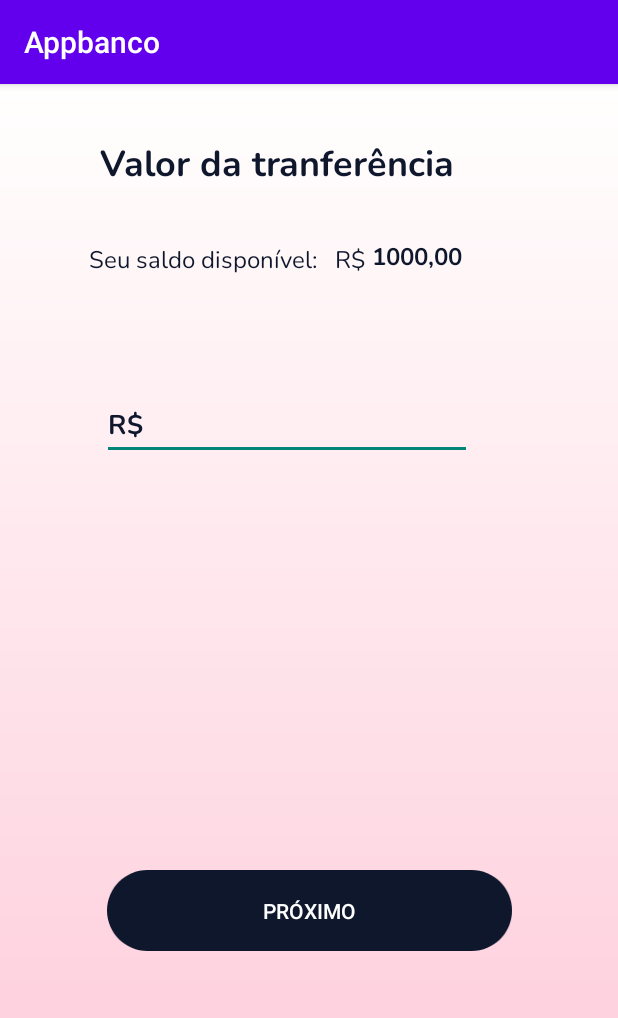
After one commit to renatorrocha/4Pay, an Android app: the PixTransf screen opened directly, with no data from a screen before it, on a phone screen of 412 x 824 dp. The commit adds this screen. Shown: the top 1018 px of the screen. Run offline under Robolectric (Android 15) with nearby library versions, the phone set to English and light mode, and no system bars.

Commit message:
Tela Pix transferencia

```diff
--- a/app/src/main/AndroidManifest.xml
+++ b/app/src/main/AndroidManifest.xml
@@ -1,7 +1,7 @@
 <?xml version="1.0" encoding="utf-8"?>
 <manifest xmlns:android="http://schemas.android.com/apk/res/android"
     xmlns:tools="http://schemas.android.com/tools"
-    package="com.example.appbanco">
+    package="com.example.appbanco" >
 
     <application
         android:allowBackup="true"
@@ -12,7 +12,10 @@
         android:roundIcon="@mipmap/ic_launcher_round"
         android:supportsRtl="true"
         android:theme="@style/Theme.Appbanco"
-        tools:targetApi="31">
+        tools:targetApi="31" >
+        <activity
+            android:name=".PixTransf"
+            android:exported="false" />
         <activity
             android:name=".GerarCartoes"
             android:exported="false" />
@@ -33,7 +36,7 @@
             android:exported="false" />
         <activity
             android:name=".MainActivity"
-            android:exported="true">
+            android:exported="true" >
             <intent-filter>
                 <action android:name="android.intent.action.MAIN" />
 
--- a/app/src/main/java/com/example/appbanco/MainActivity.java
+++ b/app/src/main/java/com/example/appbanco/MainActivity.java
@@ -3,11 +3,15 @@ package com.example.appbanco;
 import androidx.appcompat.app.AppCompatActivity;
 import androidx.constraintlayout.widget.ConstraintLayout;
 
+import android.content.Intent;
 import android.os.Bundle;
 import android.view.View;
+import android.widget.Button;
 import android.widget.TextView;
 
 public class MainActivity extends AppCompatActivity {
+
+    Button button;
 
     @Override
     protected void onCreate(Bundle savedInstanceState) {
@@ -15,6 +19,19 @@ public class MainActivity extends AppCompatActivity {
         setContentView(R.layout.activity_login);
         getSupportActionBar().hide();
 
+        button = findViewById(R.id.btnEntrar);
 
+        button.setOnClickListener(new View.OnClickListener() {
+            @Override
+            public void onClick(View view) {
+                startActivity(new Intent(view.getContext(), PixTransf.class));
+            }
+        });
+
+
+
+//        button.setOnClickListener(view1 -> {
+//            startActivity(new Intent(this, Cartoes.class));
+//        });
     }
 }
--- /dev/null
+++ b/app/src/main/java/com/example/appbanco/PixTransf.java
@@ -0,0 +1,13 @@
+package com.example.appbanco;
+
+import androidx.appcompat.app.AppCompatActivity;
+import android.os.Bundle;
+
+public class PixTransf extends AppCompatActivity {
+
+    @Override
+    protected void onCreate(Bundle savedInstanceState) {
+        super.onCreate(savedInstanceState);
+        setContentView(R.layout.activity_pix_transf);
+    }
+}
--- a/app/src/main/res/layout/activity_cartoes.xml
+++ b/app/src/main/res/layout/activity_cartoes.xml
@@ -6,6 +6,8 @@
     android:layout_height="match_parent"
     android:background="@drawable/background_alternativo"
     tools:context=".Cartoes">
+
+
     <androidx.constraintlayout.widget.ConstraintLayout
         android:id="@+id/clDbtCred"
         android:layout_width="match_parent"
--- a/app/src/main/res/layout/activity_gerar_cartoes.xml
+++ b/app/src/main/res/layout/activity_gerar_cartoes.xml
@@ -6,6 +6,7 @@
     android:layout_height="match_parent"
     android:background="@drawable/background_alternativo"
     tools:context=".GerarCartoes">
+
 
     <androidx.constraintlayout.widget.ConstraintLayout
         android:id="@+id/clCartao"
--- /dev/null
+++ b/app/src/main/res/layout/activity_pix_transf.xml
@@ -0,0 +1,101 @@
+<?xml version="1.0" encoding="utf-8"?>
+<androidx.constraintlayout.widget.ConstraintLayout
+    xmlns:android="http://schemas.android.com/apk/res/android"
+    xmlns:tools="http://schemas.android.com/tools"
+    xmlns:app="http://schemas.android.com/apk/res-auto"
+    android:layout_width="match_parent"
+    android:layout_height="match_parent"
+    android:background="@drawable/background_alternativo"
+    tools:context=".PixTransf">
+
+  <TextView
+      android:id="@+id/textView7"
+      android:layout_width="wrap_content"
+      android:layout_height="wrap_content"
+      android:layout_marginTop="36dp"
+      android:fontFamily="@font/nunito_bold"
+      android:text="Valor da tranferência"
+      android:textColor="@color/preto"
+      android:textSize="24sp"
+      app:layout_constraintEnd_toEndOf="parent"
+      app:layout_constraintHorizontal_bias="0.378"
+      app:layout_constraintStart_toStartOf="parent"
+      app:layout_constraintTop_toTopOf="parent" />
+
+  <TextView
+      android:id="@+id/textView8"
+      android:layout_width="wrap_content"
+      android:layout_height="wrap_content"
+      android:layout_marginTop="36dp"
+      android:fontFamily="@font/nunito_regular"
+      android:text="Seu saldo disponível:   R$"
+      android:textColor="@color/preto"
+      android:textSize="16sp"
+      app:layout_constraintEnd_toEndOf="parent"
+      app:layout_constraintHorizontal_bias="0.259"
+      app:layout_constraintStart_toStartOf="parent"
+      app:layout_constraintTop_toBottomOf="@+id/textView7" />
+
+  <TextView
+      android:id="@+id/tvValorSaldo"
+      android:layout_width="wrap_content"
+      android:layout_height="wrap_content"
+      android:layout_marginTop="104dp"
+      android:fontFamily="@font/nunito_bold"
+      android:text=" 1000,00"
+      android:textColor="@color/preto"
+      android:textSize="16sp"
+      app:layout_constraintEnd_toEndOf="parent"
+      app:layout_constraintHorizontal_bias="0.0"
+      app:layout_constraintStart_toEndOf="@+id/textView8"
+      app:layout_constraintTop_toTopOf="parent" />
+
+  <EditText
+      android:id="@+id/edtValorPix"
+      android:layout_width="wrap_content"
+      android:layout_height="wrap_content"
+      android:layout_marginTop="204dp"
+      android:ems="10"
+      android:fontFamily="@font/nunito_bold"
+      android:inputType="textPersonName"
+      android:text="R$"
+      android:textColor="@color/preto"
+      app:layout_constraintEnd_toEndOf="parent"
+      app:layout_constraintHorizontal_bias="0.411"
+      app:layout_constraintStart_toStartOf="parent"
+      app:layout_constraintTop_toTopOf="parent" />
+
+
+  <Button
+      android:id="@+id/button"
+      android:layout_width="wrap_content"
+      android:layout_height="wrap_content"
+      android:layout_marginTop="524dp"
+      android:background="@drawable/btnlogin"
+      android:textColor="@color/white"
+      android:text="Próximo"
+      app:layout_constraintEnd_toEndOf="parent"
+      app:layout_constraintStart_toStartOf="parent"
+      app:layout_constraintTop_toTopOf="parent" />
+
+<!--  <com.google.android.material.textfield.TextInputLayout-->
+<!--      style="@style/Widget.MaterialComponents.TextInputLayout.OutlinedBox"-->
+<!--      android:layout_width="match_parent"-->
+<!--      android:layout_height="wrap_content"-->
+<!--      android:layout_marginHorizontal="12dp"-->
+<!--      android:layout_marginTop="8dp"-->
+<!--      android:hint="Valor: "-->
+<!--      android:textColorHint="@color/preto"-->
+<!--      app:boxStrokeColor="@color/preto"-->
+<!--      app:hintTextColor="@color/preto"-->
+<!--      app:layout_constraintEnd_toEndOf="parent"-->
+<!--      app:layout_constraintStart_toStartOf="parent"-->
+<!--      app:layout_constraintTop_toBottomOf="@+id/edtValorPix">-->
+
+<!--    <com.google.android.material.textfield.TextInputEditText-->
+<!--        android:layout_width="match_parent"-->
+<!--        android:layout_height="wrap_content"-->
+<!--        android:textColor="@color/preto" />-->
+<!--  </com.google.android.material.textfield.TextInputLayout>-->
+
+  </androidx.constraintlayout.widget.ConstraintLayout>
```
